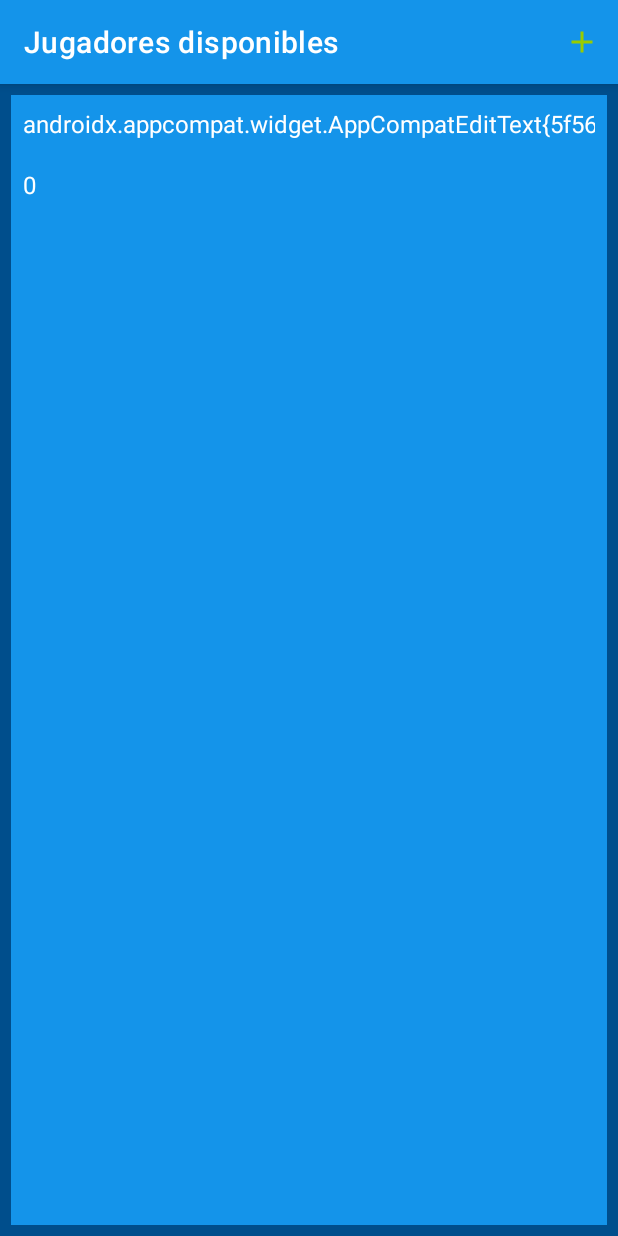
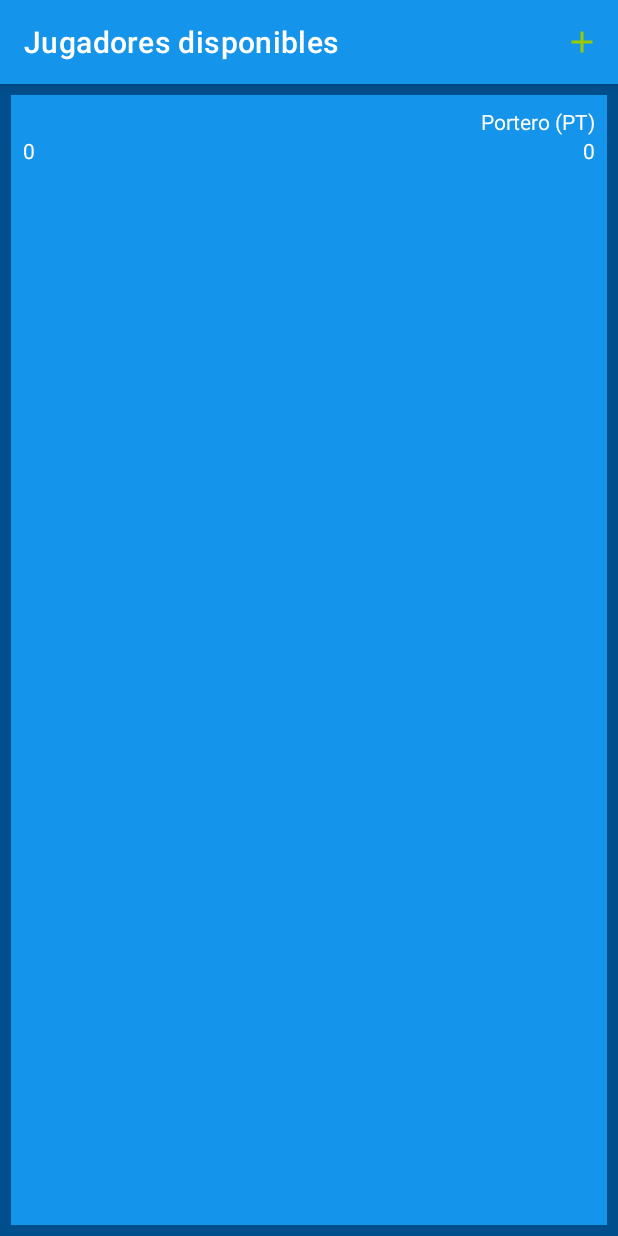
Before and after one commit to Gbalay92/PlayersDB, an Android app: the JugadoresRecycler screen opened directly, with no data from a screen before it, on a phone screen of 412 x 824 dp. Run offline under Robolectric (Android 15) with nearby library versions, the phone set to English and light mode, and no system bars.

```diff
--- a/app/src/main/java/com/liceolapaz/dam/gbl/JugadoresRecycler.kt
+++ b/app/src/main/java/com/liceolapaz/dam/gbl/JugadoresRecycler.kt
@@ -12,7 +12,6 @@ import com.liceolapaz.dam.gbl.databinding.JugadorListBinding
 
 class JugadoresRecycler : AppCompatActivity() {
 
-    lateinit var binding : JugadorListBinding
     lateinit var jugadoresDb : JugadoresSql
     lateinit var db: SQLiteDatabase
 
@@ -32,16 +31,16 @@ class JugadoresRecycler : AppCompatActivity() {
             var puntos=cursor.getInt(4)
             var j = Jugador(codigo,nombre,posicion,precio,puntos)
             list+=j
-
+            println("$codigo, $nombre, $precio, $posicion, $puntos")
         }
         initRecyclerView(list)
 
     }
 
-    private fun initRecyclerView(cursor:List<Jugador>){
+    private fun initRecyclerView(list:List<Jugador>){
         val recyclerview=findViewById<RecyclerView>(R.id.list)
         recyclerview.layoutManager = LinearLayoutManager(this)
-        recyclerview.adapter=ListaJugadores(cursor)
+        recyclerview.adapter=ListaJugadores(list)
     }
 
 
--- a/app/src/main/java/com/liceolapaz/dam/gbl/ListaJugadores.kt
+++ b/app/src/main/java/com/liceolapaz/dam/gbl/ListaJugadores.kt
@@ -7,8 +7,6 @@ import androidx.recyclerview.widget.RecyclerView
 
 
 class ListaJugadores(var list: List<Jugador>) : RecyclerView.Adapter<JugadorItemViewHolder>() {
-
-
 
 
     override fun onCreateViewHolder(parent: ViewGroup, viewType: Int): JugadorItemViewHolder {
--- a/app/src/main/res/layout/jugador_item.xml
+++ b/app/src/main/res/layout/jugador_item.xml
@@ -13,29 +13,29 @@
         android:id="@+id/nombre"
         android:textColor="@color/white"
         android:layout_columnWeight="1"
-        android:text=""
-        android:textAppearance="?attr/textAppearanceListItem" />
+        android:text="hola"
+        />
 
     <TextView
         android:textColor="@color/white"
         android:id="@+id/posicion"
         android:layout_columnWeight="1"
         android:textAlignment="textEnd"
-        android:text=""
-        android:textAppearance="?attr/textAppearanceListItem" />
+        android:text="prueba"
+        />
 
     <TextView
         android:textColor="@color/white"
         android:id="@+id/precio"
         android:layout_columnWeight="1"
-        android:text=""
-        android:textAppearance="?attr/textAppearanceListItem" />
+        android:text="prueba 3"
+       />
 
     <TextView
         android:textColor="@color/white"
         android:id="@+id/puntos"
         android:layout_columnWeight="1"
         android:textAlignment="textEnd"
-        android:text=""
-        android:textAppearance="?attr/textAppearanceListItem" />
+        android:text="puntacos"
+        />
 </GridLayout>
--- a/app/src/main/res/layout/jugador_list.xml
+++ b/app/src/main/res/layout/jugador_list.xml
@@ -1,11 +1,18 @@
 <?xml version="1.0" encoding="utf-8"?>
+<FrameLayout xmlns:android="http://schemas.android.com/apk/res/android"
+    xmlns:app="http://schemas.android.com/apk/res-auto"
+    xmlns:tools="http://schemas.android.com/tools"
+    android:background="@drawable/border"
+    android:layout_width="match_parent"
+    android:layout_height="match_parent"
+    android:padding="10dp">
 <androidx.recyclerview.widget.RecyclerView xmlns:android="http://schemas.android.com/apk/res/android"
     xmlns:app="http://schemas.android.com/apk/res-auto"
     xmlns:tools="http://schemas.android.com/tools"
     android:id="@+id/list"
     android:layout_width="match_parent"
     android:layout_height="match_parent"
-    android:padding="10dp"
-    android:background="@drawable/border"
     tools:context=".ListaJugadores"
     tools:listitem="@layout/jugador_item" />
+
+</FrameLayout>
```
Also changed, not shown: app/src/main/java/com/liceolapaz/dam/gbl/JugadorVista.kt (+11 -7 lines).
